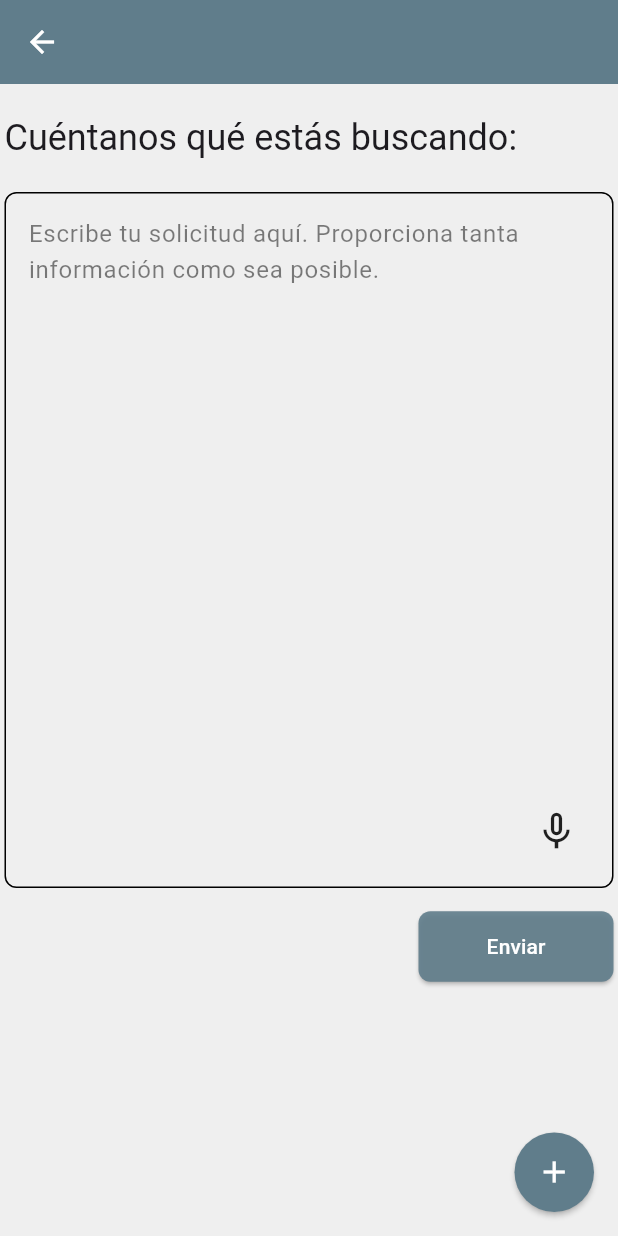
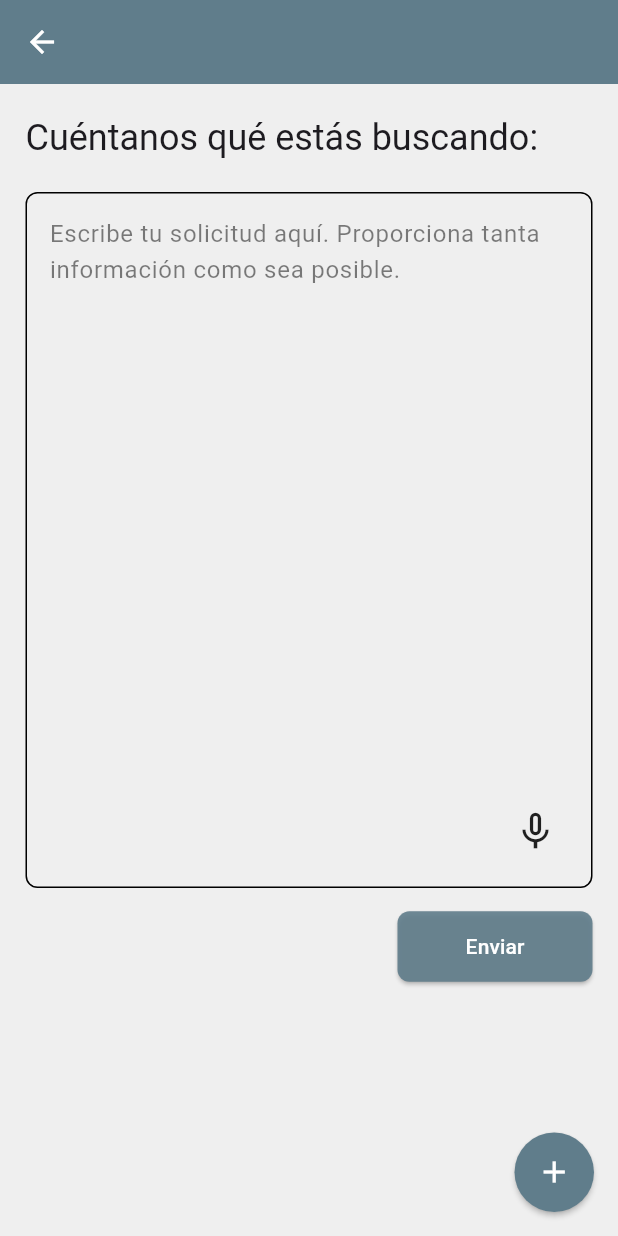
Before and after one commit to matiasespina1991/find_a_therapist_app, a Flutter app: the UserRequestScreen screen opened directly, on a phone screen of 412 x 824 dp. Run offline on Flutter 3.47's test engine with Material 3 defaults, Android fonts, the phone set to English and light mode, and no system bars; drawn by our look-alikes of flutter_speed_dial, skeletonizer; our stand-ins replace cached_network_image, cloud_firestore, connectivity_plus, device_info_plus, firebase_auth, firebase_core and 11 more; accounts and stored records are empty; project files that could hold a hidden picture were left out.

Commit message:
borders fixed

```diff
--- a/lib/app_settings/theme_settings.dart
+++ b/lib/app_settings/theme_settings.dart
@@ -10,8 +10,8 @@ class ThemeSettings {
   static const EdgeInsetsGeometry scaffoldPadding = EdgeInsets.only(
     top: 20,
     bottom: 0,
-    left: 3,
-    right: 3,
+    left: 17,
+    right: 17,
   );
   static const Color seedColor = Colors.blueGrey;
   static const bool forceSeedColor = false;
--- a/lib/screens/admin/debug_screen/debug_screen.dart
+++ b/lib/screens/admin/debug_screen/debug_screen.dart
@@ -58,9 +58,7 @@ class _DebugScreenState extends ConsumerState<DebugScreen> {
   Widget build(BuildContext context) {
     return AppScaffold(
       scrollPhysics: NeverScrollableScrollPhysics(),
-      scaffoldPadding: ThemeSettings.scaffoldPadding.subtract(
-        const EdgeInsets.only(top: 20),
-      ),
+      ignoreGlobalPadding: true,
       appBarTitle: 'Debug Screen',
       isProtected: false,
       body: FutureBuilder<List<TherapistModel>>(
@@ -121,7 +119,7 @@ class _DebugScreenState extends ConsumerState<DebugScreen> {
                 return Container(
                   margin: const EdgeInsets.symmetric(
                     vertical: ThemeSettings.cardVerticalSpacing,
-                    horizontal: 4,
+                    horizontal: 6,
                   ),
                   decoration: BoxDecoration(
                     color: theme.themeMode == ThemeMode.dark
@@ -130,7 +128,7 @@ class _DebugScreenState extends ConsumerState<DebugScreen> {
                     boxShadow: [
                       if (theme.themeMode == ThemeMode.light)
                         BoxShadow(
-                          color: Colors.grey.withOpacity(1),
+                          color: Colors.grey.withOpacity(0.8),
                           blurRadius: 5,
                           offset: const Offset(1, 2),
                         ),
--- a/lib/widgets/AppScaffold/app_scaffold.dart
+++ b/lib/widgets/AppScaffold/app_scaffold.dart
@@ -31,6 +31,7 @@ class AppScaffold extends ConsumerStatefulWidget {
   final bool useTopAppBar;
   final bool showScreenTitleInAppBar;
   final EdgeInsetsGeometry? scaffoldPadding;
+  final bool ignoreGlobalPadding;
   const AppScaffold({
     super.key,
     required this.body,
@@ -44,6 +45,7 @@ class AppScaffold extends ConsumerStatefulWidget {
     this.useTopAppBar = false,
     this.showScreenTitleInAppBar = true,
     this.scaffoldPadding,
+    this.ignoreGlobalPadding = false,
   });
 
   @override
@@ -54,6 +56,18 @@ class AppScaffoldState extends ConsumerState<AppScaffold> {
   bool _connectivityChecked = false;
   bool _userWentOffline = false;
   Timer? _connectivityTimer;
+
+  @override
+  void initState() {
+    super.initState();
+
+    final String debugRouteName = DebugConfig.debugScreen.name;
+
+    if (DebugConfig.forceDebugScreen && debugRouteName.isNotEmpty) {
+      debugPrint(
+          '[DebugConfig.forceDebugScreen is set to true. Locked screen is: $debugRouteName. Navigation suspended.]');
+    }
+  }
 
   @override
   void dispose() {
@@ -101,11 +115,7 @@ class AppScaffoldState extends ConsumerState<AppScaffold> {
   LoadingScreen? _handleProtectedRoutes(auth) {
     if (DebugConfig.forceDebugScreen) {
       final String debugRoutePath = DebugConfig.debugScreen.path;
-      final String debugRouteName =
-          DebugConfig.debugScreen.name ?? debugRoutePath;
 
-      debugPrint(
-          '[DebugConfig.forceDebugScreen is set to true. Locked screen is: $debugRouteName. Navigation suspended.]');
       if (mounted) {
         WidgetsBinding.instance.addPostFrameCallback((_) {
           context.go(debugRoutePath);
@@ -226,7 +236,9 @@ class AppScaffoldState extends ConsumerState<AppScaffold> {
             !DebugConfig.forceDebugScreen &&
             !DebugConfig.bypassLoginScreen,
         child: Padding(
-          padding: widget.scaffoldPadding ?? ThemeSettings.scaffoldPadding,
+          padding: widget.ignoreGlobalPadding
+              ? EdgeInsets.zero
+              : (widget.scaffoldPadding ?? ThemeSettings.scaffoldPadding),
           child: widget.body,
         ),
       );
```
